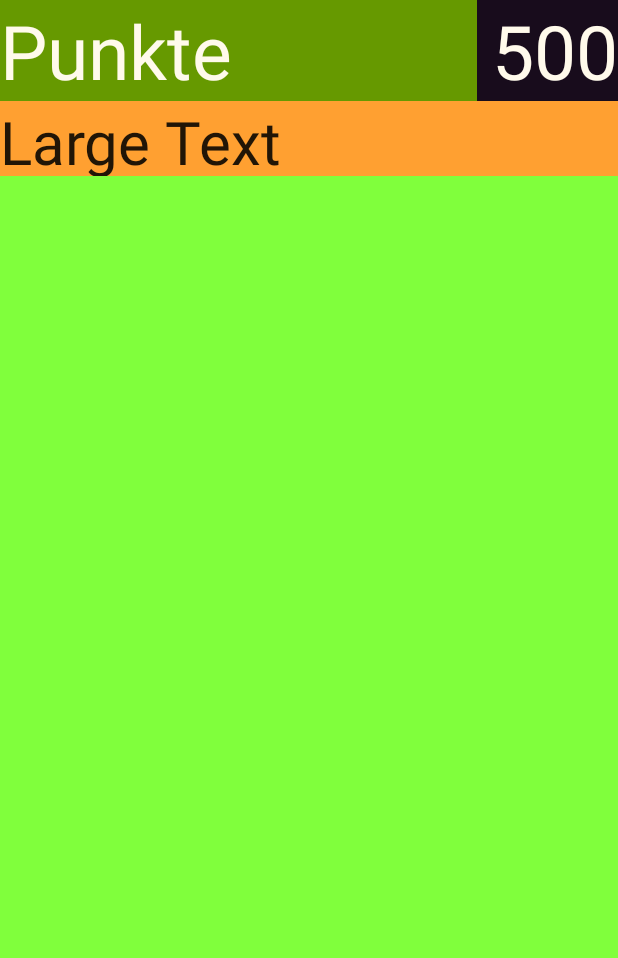
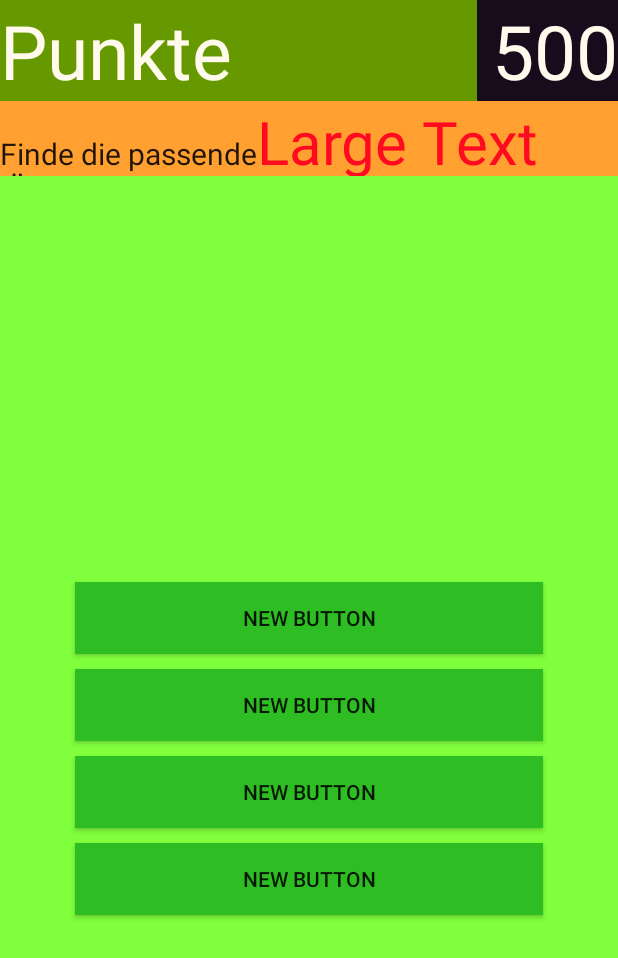
Before and after one commit to MyWorldFM/LateinVokApp, an Android app: the layout quest_findcorrecttranslation.xml on its own in the app's theme, with its tools: preview values and no code run, on a phone screen of 412 x 824 dp. Shown: the top 958 px of the screen. Run offline under Robolectric (Android 15) with nearby library versions, the phone set to English and light mode, and no system bars.

Commit message:
layout/quest_findcorrecttranslation.xml geändert, strings.xml angepasst.

```diff
--- a/LateinVokApp/src/main/res/layout/quest_findcorrecttranslation.xml
+++ b/LateinVokApp/src/main/res/layout/quest_findcorrecttranslation.xml
@@ -28,8 +28,72 @@
             android:layout_width="wrap_content"
             android:layout_height="wrap_content"
             android:textAppearance="?android:attr/textAppearanceLarge"
+            android:text="@string/findcorrecttranslation_headline"
+            android:id="@+id/textView"
+            android:textSize="20dp" />
+
+        <TextView
+            android:layout_width="match_parent"
+            android:layout_height="match_parent"
+            android:textAppearance="?android:attr/textAppearanceLarge"
             android:text="Large Text"
-            android:id="@+id/textView"
+            android:id="@id/lateinwort"
+            android:textColor="#ff0a20"
             android:textSize="40dp" />
     </LinearLayout>
+
+    <Button
+        android:layout_width="match_parent"
+        android:layout_height="wrap_content"
+        android:text="New Button"
+        android:id="@+id/answer1"
+        android:layout_centerVertical="true"
+        android:layout_alignParentLeft="true"
+        android:layout_alignParentStart="true"
+        android:background="#2ebe23"
+        android:layout_marginLeft="50dp"
+        android:layout_marginRight="50dp" />
+
+    <Button
+        android:layout_width="match_parent"
+        android:layout_height="wrap_content"
+        android:text="New Button"
+        android:id="@+id/answer2"
+        android:layout_below="@+id/answer1"
+        android:background="#2ebe23"
+        android:layout_marginTop="10dp"
+        android:layout_alignParentLeft="true"
+        android:layout_alignParentStart="true"
+        android:layout_marginLeft="50dp"
+        android:layout_marginRight="50dp" />
+
+    <Button
+        android:layout_width="wrap_content"
+        android:layout_height="wrap_content"
+        android:text="New Button"
+        android:id="@+id/answer3"
+        android:layout_below="@+id/answer2"
+        android:layout_alignParentLeft="true"
+        android:layout_alignParentStart="true"
+        android:background="#2ebe23"
+        android:layout_alignParentRight="true"
+        android:layout_alignParentEnd="true"
+        android:layout_marginRight="50dp"
+        android:layout_marginLeft="50dp"
+        android:layout_marginTop="10dp" />
+
+    <Button
+        android:layout_width="wrap_content"
+        android:layout_height="wrap_content"
+        android:text="New Button"
+        android:id="@+id/answer4"
+        android:layout_below="@+id/answer3"
+        android:layout_alignParentLeft="true"
+        android:layout_alignParentStart="true"
+        android:background="#2ebe23"
+        android:layout_alignParentRight="true"
+        android:layout_alignParentEnd="true"
+        android:layout_marginLeft="50dp"
+        android:layout_marginRight="50dp"
+        android:layout_marginTop="10dp" />
 </RelativeLayout>
--- a/LateinVokApp/src/main/res/values/strings.xml
+++ b/LateinVokApp/src/main/res/values/strings.xml
@@ -5,6 +5,6 @@
     <string name="hello_world">Hello world!</string>
     <string name="action_settings">Settings</string>
     <string name="points">Punkte</string>
-    <string name="findcorrecttranslation_headline">Finde die passende Übersetzung!</string>
+    <string name="findcorrecttranslation_headline">Finde die passende\n Übersetzung!</string>
 
 </resources>
```
